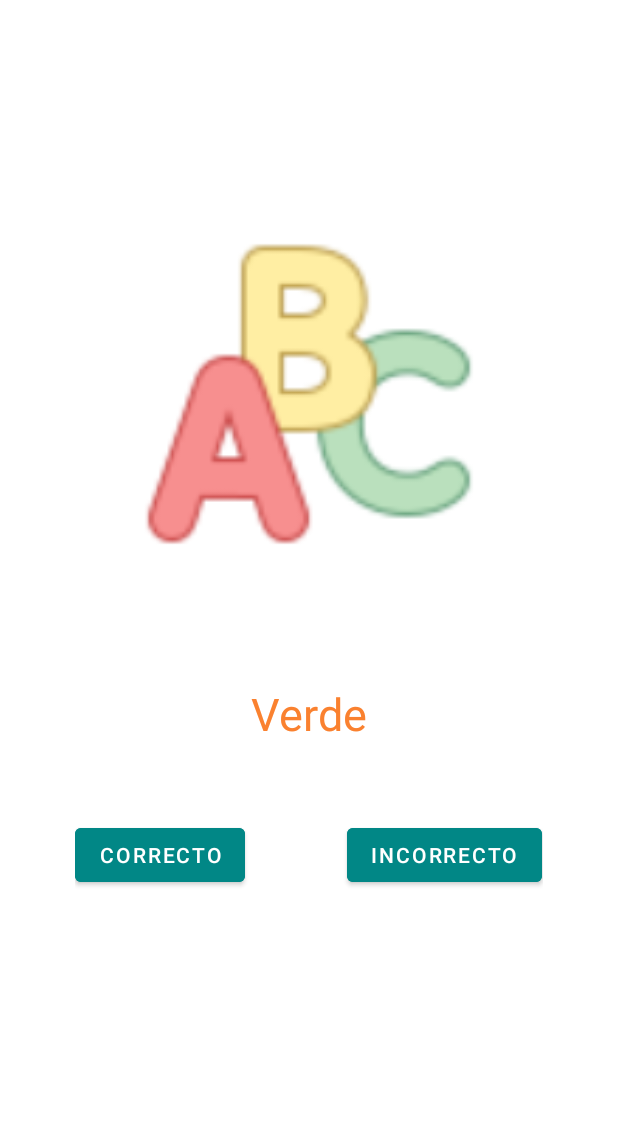
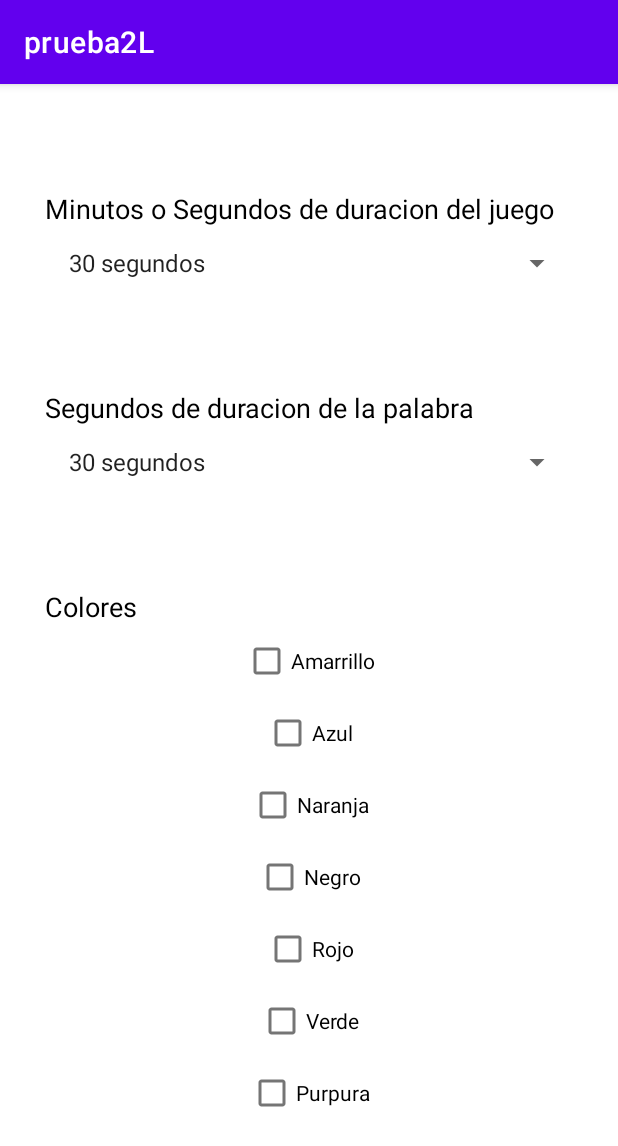
Before and after one commit to Lunagp/movil, an Android app: the screen it shows after launch (MainActivity before the commit, Ajustes after it), after a tap on "AJUSTES", on a phone screen of 412 x 824 dp. Shown: the top 1146 px of the screen. Run offline under Robolectric (Android 15) with nearby library versions, the phone set to English and light mode, and no system bars; 1 statement that could not run was skipped.

Commit message:
Inicio de Ajustes

```diff
--- a/app/src/main/AndroidManifest.xml
+++ b/app/src/main/AndroidManifest.xml
@@ -1,7 +1,7 @@
 <?xml version="1.0" encoding="utf-8"?>
 <manifest xmlns:android="http://schemas.android.com/apk/res/android"
     xmlns:tools="http://schemas.android.com/tools"
-    package="com.example.prueba2l">
+    package="com.example.prueba2l" >
 
     <uses-permission android:name="android.permission.INTERNET" />
 
@@ -15,7 +15,10 @@
         android:roundIcon="@mipmap/ic_launcher_round"
         android:supportsRtl="true"
         android:theme="@style/Theme.Prueba2L"
-        tools:targetApi="31">
+        tools:targetApi="31" >
+        <activity
+            android:name=".Ajustes"
+            android:exported="false" />
         <activity
             android:name=".Puntaje"
             android:exported="false" />
@@ -29,7 +32,7 @@
             android:theme="@style/Theme.Prueba2L.NoActionBar" />
         <activity
             android:name=".Inicio"
-            android:exported="true">
+            android:exported="true" >
             <intent-filter>
                 <action android:name="android.intent.action.MAIN" />
 
--- /dev/null
+++ b/app/src/main/java/com/example/prueba2l/Ajustes.kt
@@ -0,0 +1,57 @@
+package com.example.prueba2l
+
+import androidx.appcompat.app.AppCompatActivity
+import android.os.Bundle
+import android.view.View
+import android.widget.AdapterView
+import android.widget.ArrayAdapter
+import android.widget.Toast
+import com.example.prueba2l.databinding.ActivityAjustesBinding
+
+class Ajustes : AppCompatActivity() {
+
+    private lateinit var binding: ActivityAjustesBinding
+    val spinjue = mutableListOf("30 segundos", " 1 min", "1 min y medio")
+    val spinpal = mutableListOf("2 segundos", "3 segundos", "4 segundos")
+
+    override fun onCreate(savedInstanceState: Bundle?) {
+        super.onCreate(savedInstanceState)
+        setContentView(R.layout.activity_ajustes)
+        binding = ActivityAjustesBinding.inflate(layoutInflater)
+        setContentView(binding.root)
+
+        referenciar()
+
+    }
+
+    private fun referenciar() {
+        val arrayAdapter: ArrayAdapter<String>
+        arrayAdapter = ArrayAdapter(this, android.R.layout.simple_list_item_1, spinjue)
+        binding.SpinJuego.adapter = arrayAdapter
+        binding.SpinJuego.onItemSelectedListener = object : AdapterView.OnItemSelectedListener{
+            override fun onItemSelected(
+                parent: AdapterView<*>?,
+                view: View?,
+                position: Int,
+                id: Long
+            ) {
+                Toast.makeText(this@MainActivity,
+                    getString(R.string.selected_item) + " " +
+                            "" + languages[position], Toast.LENGTH_SHORT).show()
+
+            }
+
+            override fun onNothingSelected(parent: AdapterView<*>?) {
+                TODO("Not yet implemented")
+            }
+
+        }
+
+
+        val arrayAdapter1: ArrayAdapter<String>
+        arrayAdapter1 = ArrayAdapter(this, android.R.layout.simple_list_item_1, spinpal)
+        binding.SpinPalabra.adapter = arrayAdapter
+
+
+    }
+}
--- a/app/src/main/java/com/example/prueba2l/Inicio.kt
+++ b/app/src/main/java/com/example/prueba2l/Inicio.kt
@@ -20,7 +20,7 @@ class Inicio : AppCompatActivity() {
             startActivity(intent)
         }
         binding.btnAjustes.setOnClickListener {
-            val intent = Intent(this, MainActivity::class.java)
+            val intent = Intent(this, Ajustes::class.java)
             startActivity(intent)
         }
         binding.btnPuntaje.setOnClickListener {
--- a/app/src/main/java/com/example/prueba2l/MainActivity.kt
+++ b/app/src/main/java/com/example/prueba2l/MainActivity.kt
@@ -1,22 +1,14 @@
 package com.example.prueba2l
 
-import android.annotation.SuppressLint
-import android.content.Context
+
 import android.content.Intent
-import android.content.SharedPreferences
-import android.graphics.Movie
 import androidx.appcompat.app.AppCompatActivity
 import android.os.Bundle
 import android.os.CountDownTimer
-import android.os.Handler
-import android.os.Looper
 import android.widget.Toast
 import androidx.core.content.ContextCompat
-import androidx.core.content.SharedPreferencesCompat
-import com.bumptech.glide.Glide
 import com.example.prueba2l.IniciarAplicativo.Companion.prefs
 import com.example.prueba2l.databinding.ActivityMainBinding
-
 class MainActivity : AppCompatActivity() {
 
     private lateinit var binding: ActivityMainBinding
@@ -41,7 +33,7 @@ class MainActivity : AppCompatActivity() {
 
     private fun conteo(mili:Int?, coun: Int?) {
         if (mili == null && coun == null){
-            object : CountDownTimer(61000, 1000) {
+            object : CountDownTimer(30000, 1000) {
 
                 override fun onTick(millisUntilFinished: Long) {
                 }
@@ -89,8 +81,6 @@ class MainActivity : AppCompatActivity() {
         x = 0
         binding.btncorre.isEnabled = true
         binding.btnincorre.isEnabled = true
-//        a = false
-//        b = false
         val amarillo: Int = ContextCompat.getColor( this, R.color.yellow)
         val negro: Int = resources.getColor(R.color.black)
         val azul: Int = resources.getColor(R.color.Blue)
@@ -109,23 +99,16 @@ class MainActivity : AppCompatActivity() {
 
         binding.btncorre.setOnClickListener {
             x = 1
-            a = true
             binding.btncorre.isEnabled = false
             binding.btnincorre.isEnabled = false
         }
 
         binding.btnincorre.setOnClickListener {
             x = 2
-            b = true
             binding.btncorre.isEnabled = false
             binding.btnincorre.isEnabled = false
         }
 
-//        if (a == true || b == true){
-//            binding.btncorre.isEnabled = false
-//            binding.btnincorre.isEnabled = false
-//        }
-//        else if (a == false && b == false){
         object : CountDownTimer(3000, 1000) {
 
             override fun onTick(millisUntilFinished: Long) {
@@ -135,7 +118,6 @@ class MainActivity : AppCompatActivity() {
                 presionar(pal,col)
             }
         }.start()
-//        }
     }
 
     private fun presionar(pal:String, col:Int) {
--- a/app/src/main/java/com/example/prueba2l/Prefs.kt
+++ b/app/src/main/java/com/example/prueba2l/Prefs.kt
@@ -13,7 +13,6 @@ class Prefs(val context: Context) {
     }
 
     fun mostrar():String{
-
-//        return sharedPref.getString(resul, "")!!
+        return sharedPref.getString(resul, "")!!
     }
 }
--- a/app/src/main/java/com/example/prueba2l/Puntaje.kt
+++ b/app/src/main/java/com/example/prueba2l/Puntaje.kt
@@ -18,7 +18,6 @@ class Puntaje : AppCompatActivity() {
         setContentView(binding.root)
 
         val pun = prefs.mostrar()
-        listar()
         binding.txtpun.text = pun
         val arrayAdapter:ArrayAdapter<*>
 
@@ -40,7 +39,5 @@ class Puntaje : AppCompatActivity() {
         }
     }
 
-    private fun listar() {
-        MutableMap<String>
-    }
+
 }
--- /dev/null
+++ b/app/src/main/res/layout/activity_ajustes.xml
@@ -0,0 +1,108 @@
+<?xml version="1.0" encoding="utf-8"?>
+<androidx.constraintlayout.widget.ConstraintLayout xmlns:android="http://schemas.android.com/apk/res/android"
+    xmlns:app="http://schemas.android.com/apk/res-auto"
+    xmlns:tools="http://schemas.android.com/tools"
+    android:layout_width="match_parent"
+    android:layout_height="match_parent"
+    tools:context=".Ajustes">
+
+    <LinearLayout
+        android:layout_width="match_parent"
+        android:layout_height="match_parent"
+        android:layout_margin="30dp"
+        android:orientation="vertical"
+        android:gravity="center">
+
+        <LinearLayout
+            android:layout_width="match_parent"
+            android:layout_height="wrap_content"
+            android:orientation="vertical">
+
+            <TextView
+                android:layout_width="wrap_content"
+                android:layout_height="match_parent"
+                android:text="Minutos o Segundos de duracion del juego"
+                android:textSize="18dp"
+                android:textColor="@color/black"/>
+
+            <Spinner
+                android:id="@+id/SpinJuego"
+                android:layout_width="match_parent"
+                android:layout_height="wrap_content"/>
+
+        </LinearLayout>
+        <LinearLayout
+            android:layout_width="match_parent"
+            android:layout_height="wrap_content"
+            android:orientation="vertical"
+            android:layout_marginTop="60dp">
+
+            <TextView
+                android:layout_width="wrap_content"
+                android:layout_height="match_parent"
+                android:text="Segundos de duracion de la palabra"
+                android:textSize="18dp"
+                android:textColor="@color/black"/>
+
+            <Spinner
+                android:id="@+id/SpinPalabra"
+                android:layout_width="match_parent"
+                android:layout_height="wrap_content"/>
+
+        </LinearLayout>
+        <LinearLayout
+            android:layout_width="match_parent"
+            android:layout_height="wrap_content"
+            android:orientation="vertical"
+            android:layout_marginTop="60dp">
+
+
+        <TextView
+            android:layout_width="wrap_content"
+            android:layout_height="match_parent"
+            android:text="Colores "
+            android:textColor="@color/black"
+            android:textSize="18dp"/>
+
+            <CheckBox
+                android:layout_width="wrap_content"
+                android:layout_height="wrap_content"
+                android:text="Amarrillo"
+                android:layout_gravity="center"></CheckBox>
+            <CheckBox
+                android:layout_width="wrap_content"
+                android:layout_height="wrap_content"
+                android:text="Azul"
+                android:layout_gravity="center"></CheckBox>
+            <CheckBox
+                android:layout_width="wrap_content"
+                android:layout_height="wrap_content"
+                android:text="Naranja"
+                android:layout_gravity="center"></CheckBox>
+            <CheckBox
+                android:layout_width="wrap_content"
+                android:layout_height="wrap_content"
+                android:text="Negro"
+                android:layout_gravity="center"></CheckBox>
+            <CheckBox
+                android:layout_width="wrap_content"
+                android:layout_height="wrap_content"
+                android:text="Rojo"
+                android:layout_gravity="center"></CheckBox>
+            <CheckBox
+                android:layout_width="wrap_content"
+                android:layout_height="wrap_content"
+                android:text="Verde"
+                android:layout_gravity="center"></CheckBox>
+            <CheckBox
+                android:layout_width="wrap_content"
+                android:layout_height="wrap_content"
+                android:text="Purpura"
+                android:layout_gravity="center"></CheckBox>
+
+        </LinearLayout>
+
+
+    </LinearLayout>
+
+</androidx.constraintlayout.widget.ConstraintLayout>
```
Lines whose indentation alone changed are shown as unchanged.
